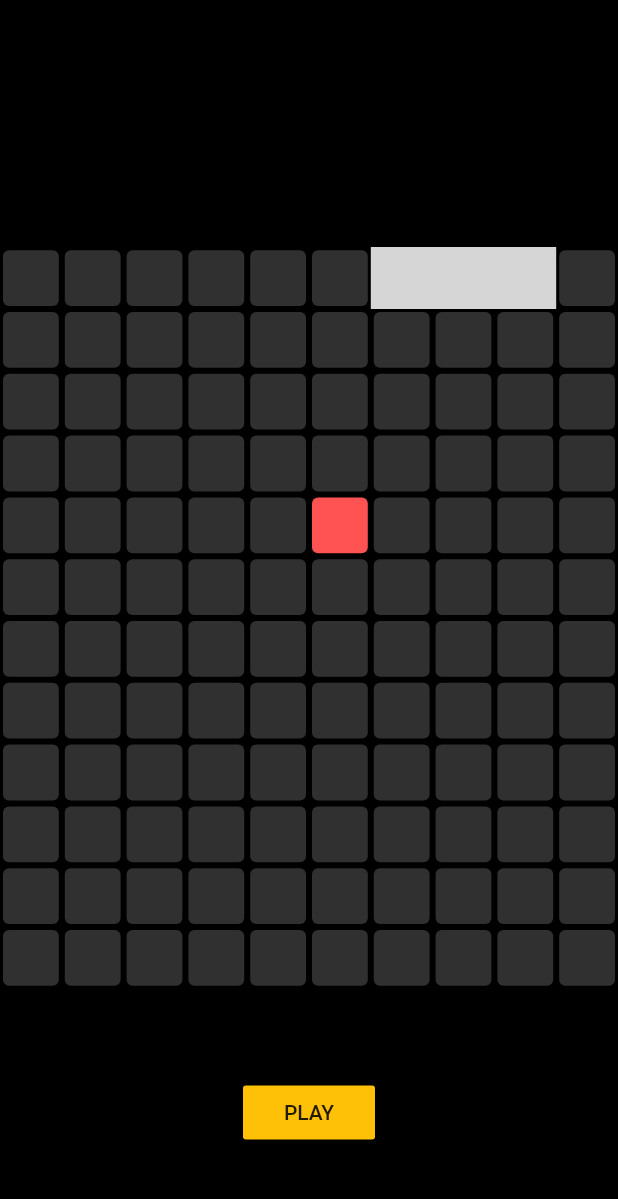
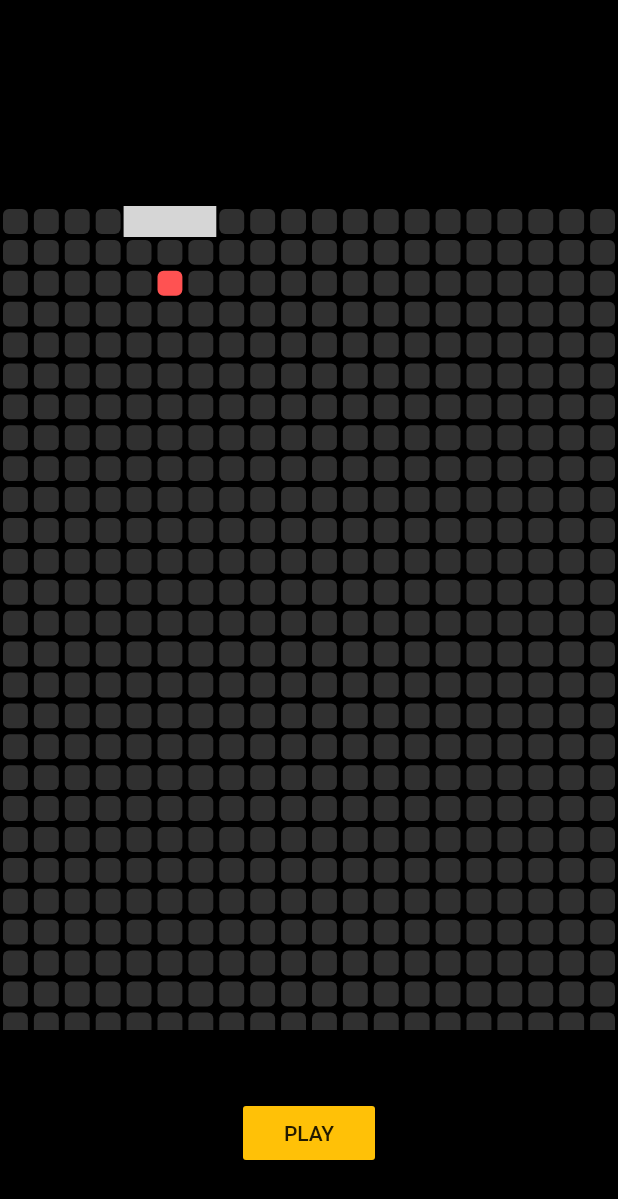
Before and after one commit to KennethYousuf/Snake, a Flutter app: the screen it shows after launch, after a tap on "PLAY", on a phone screen of 412 x 824 dp. Shown: the top 1199 px of the screen. Run offline on Flutter 3.47's test engine with Material 2 defaults, Android fonts, the phone set to English and light mode, and no system bars; our stand-ins replace get; grey boxes are pictures that could not be loaded.

Commit message:
functions added

```diff
--- a/lib/pages/game_page.dart
+++ b/lib/pages/game_page.dart
@@ -17,8 +17,8 @@ enum snake_directions { UP, DOWN, RIGHT, LEFT }
 
 class _GamePageState extends State<GamePage> {
   //grid dimensions
-  int rowSize = 10;
-  int totalSquares = 200;
+  int rowSize = 20;
+  int totalSquares = 600;
   // snake position
   List<int> snakePos = [0, 1, 2];
   //initial snake direction
@@ -27,7 +27,7 @@ class _GamePageState extends State<GamePage> {
   int foodPos = 45;
   //start game
   void startGame() {
-    Timer.periodic(const Duration(milliseconds: 200), (timer) {
+    Timer.periodic(const Duration(milliseconds: 250), (timer) {
       setState(() {
         moveSnake(); //snake moving
         if (gameover == true) {
@@ -161,9 +161,12 @@ class _GamePageState extends State<GamePage> {
       backgroundColor: Colors.black,
       body: Column(
         children: [
-          Expanded(child: Container()),
+          Expanded(child: Container(
+
+
+          )),
           Expanded(
-              flex: 3,
+              flex: 4,
               child: GestureDetector(
                 onVerticalDragUpdate: (details) {
                   if (details.delta.dy > 0) {
```
